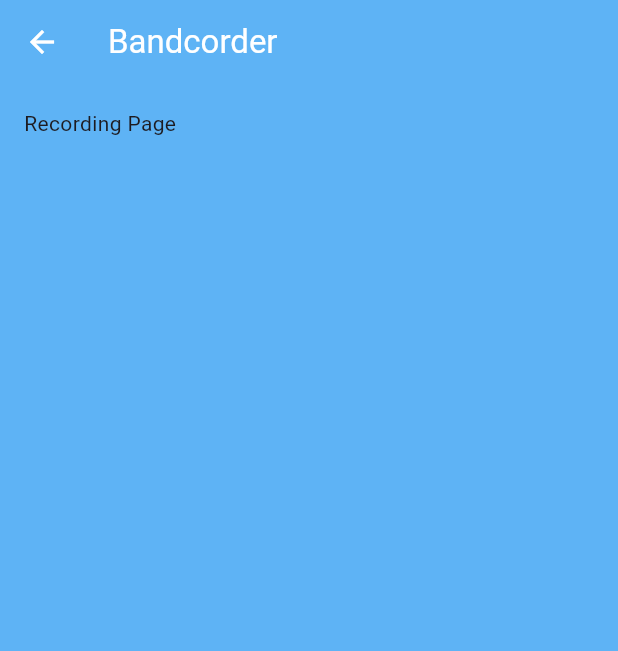
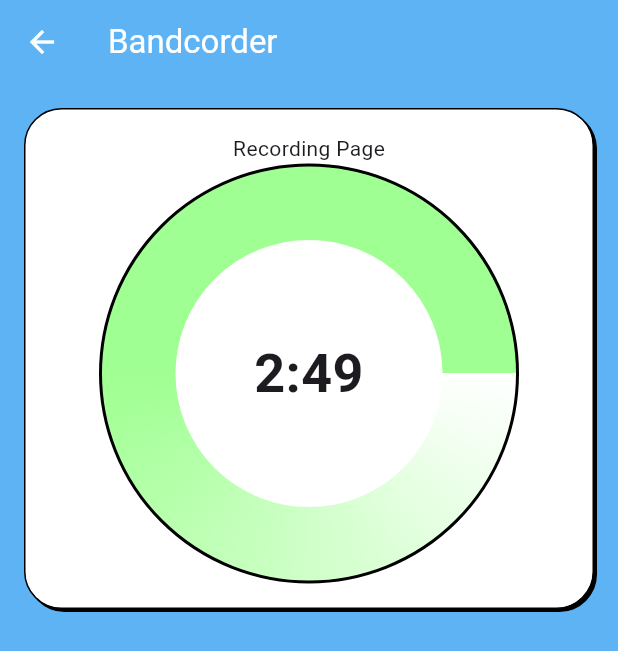
Before and after one commit to steffsommer/bandcorder, a Flutter app: the RecordPage screen opened directly, on a phone screen of 412 x 824 dp. Shown: the top 651 px of the screen. Run offline on Flutter 3.47's test engine with Material 3 defaults, Android fonts, the phone set to English and light mode, and no system bars; our stand-ins replace flutter_svg, fluttertoast.

Commit message:
added timer widget

```diff
--- a/app/lib/pages/record_page.dart
+++ b/app/lib/pages/record_page.dart
@@ -1,3 +1,5 @@
+import 'package:bandcorder/widgets/custom_card.dart';
+import 'package:bandcorder/widgets/timer.dart';
 import 'package:flutter/material.dart';
 
 class RecordPage extends StatefulWidget {
@@ -14,14 +16,17 @@
       appBar: AppBar(
         title: const Text('Bandcorder'),
       ),
-      body: Padding(
-        padding: const EdgeInsets.all(16.0),
-        child: Column(
-          children: [
-            Text("Recording Page"),
-          ],
-        ),
-      ),
+      body: const Padding(
+          padding: EdgeInsets.all(16.0),
+          child: CustomCard(
+              child: Column(
+
+                children: [
+                  Text("Recording Page"),
+                  Timer(isSpinning: true)
+                ],
+              ),
+          )),
     );
   }
 }
--- a/app/lib/widgets/custom_card.dart
+++ b/app/lib/widgets/custom_card.dart
@@ -19,6 +19,7 @@
         boxShadow: Constants.boxShadow,
       ),
       padding: Constants.padding,
+      width: double.infinity,
       child: child,
     ));
   }
--- /dev/null
+++ b/app/lib/widgets/timer.dart
@@ -0,0 +1,134 @@
+import 'package:bandcorder/contants.dart';
+import 'package:flutter/material.dart';
+
+class Timer extends StatefulWidget {
+  final bool isSpinning;
+  final double size;
+  final Color color1;
+  final Color color2;
+  final String centerText;
+  final TextStyle? textStyle;
+
+  const Timer({
+    super.key,
+    required this.isSpinning,
+    this.size = 280,
+    this.color2 = Constants.colorGreen,
+    this.color1 = Constants.colorSurface2,
+    this.centerText = '2:49',
+    this.textStyle,
+  });
+
+  @override
+  State<Timer> createState() => _TimerState();
+}
+
+class _TimerState extends State<Timer> with SingleTickerProviderStateMixin {
+  late AnimationController _controller;
+
+  @override
+  void initState() {
+    super.initState();
+    _controller = AnimationController(
+      duration: const Duration(milliseconds: 1000),
+      vsync: this,
+    );
+  }
+
+  @override
+  void didUpdateWidget(Timer oldWidget) {
+    super.didUpdateWidget(oldWidget);
+    if (widget.isSpinning) {
+      _controller.repeat();
+    } else {
+      _controller.stop();
+    }
+  }
+
+  @override
+  void dispose() {
+    _controller.dispose();
+    super.dispose();
+  }
+
+  @override
+  Widget build(BuildContext context) {
+    return SizedBox(
+      width: widget.size,
+      height: widget.size,
+      child: Stack(
+        alignment: Alignment.center,
+        children: [
+          AnimatedBuilder(
+            animation: _controller,
+            builder: (context, child) {
+              return Transform.rotate(
+                angle: _controller.value * 2 * 3.14159,
+                child: CustomPaint(
+                  size: Size(widget.size, widget.size),
+                  painter: TimerPainter(
+                    color1: widget.color1,
+                    color2: widget.color2,
+                  ),
+                ),
+              );
+            },
+          ),
+          Text(
+            widget.centerText,
+            style: const TextStyle(
+                fontSize: Constants.textSizeBiggest,
+                fontWeight: FontWeight.bold),
+            textAlign: TextAlign.center,
+          ),
+        ],
+      ),
+    );
+  }
+}
+
+class TimerPainter extends CustomPainter {
+  final Color color1;
+  final Color color2;
+
+  TimerPainter({
+    required this.color1,
+    required this.color2,
+  });
+
+  @override
+  void paint(Canvas canvas, Size size) {
+    final center = Offset(size.width / 2, size.height / 2);
+    final radius = size.width / 2;
+
+    const borderStroke = 2.0;
+    const ringStroke = 50.0;
+
+    final ringRadius = radius - ringStroke / 2 - borderStroke / 2;
+    final borderRadius = radius - borderStroke / 2;
+
+    // Draw colored ring
+    final paint = Paint()
+      ..shader = SweepGradient(
+        colors: [
+          color1,
+          color2,
+        ],
+        stops: const [0.0, 0.5],
+      ).createShader(Rect.fromCircle(center: center, radius: radius))
+      ..strokeWidth = ringStroke
+      ..style = PaintingStyle.stroke
+      ..strokeCap = StrokeCap.round;
+    canvas.drawCircle(center, ringRadius, paint);
+
+    // Draw border
+    final borderPaint = Paint()
+      ..color = Colors.black
+      ..strokeWidth = borderStroke
+      ..style = PaintingStyle.stroke;
+    canvas.drawCircle(center, borderRadius, borderPaint);
+  }
+
+  @override
+  bool shouldRepaint(covariant CustomPainter oldDelegate) => false;
+}
```
